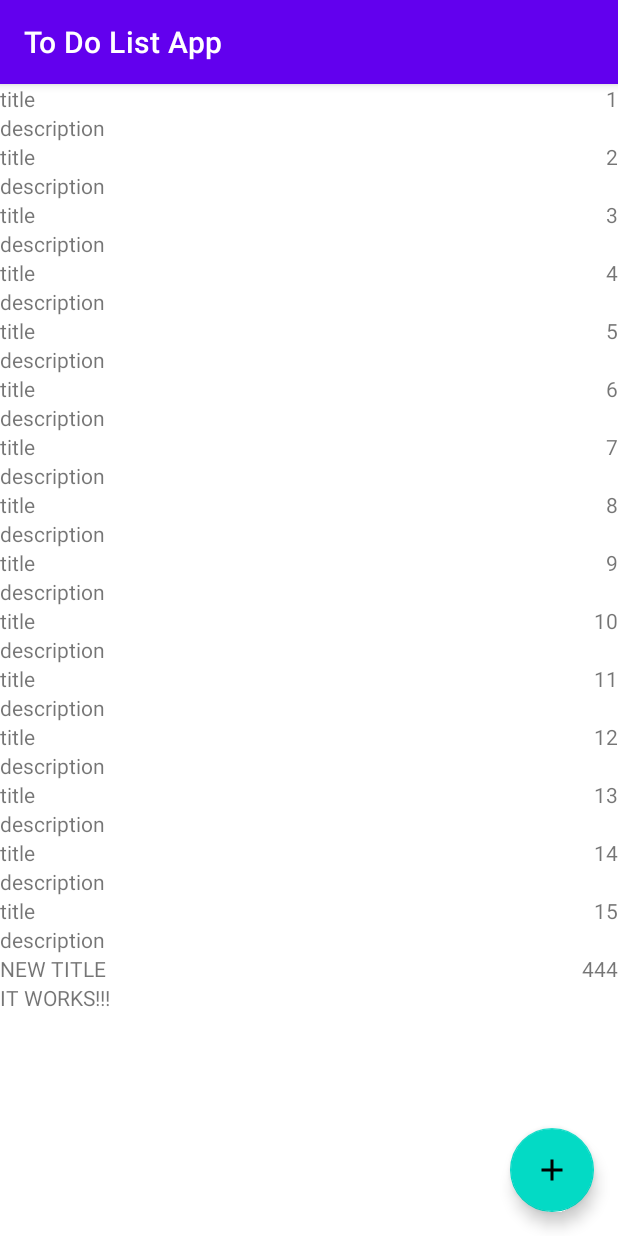
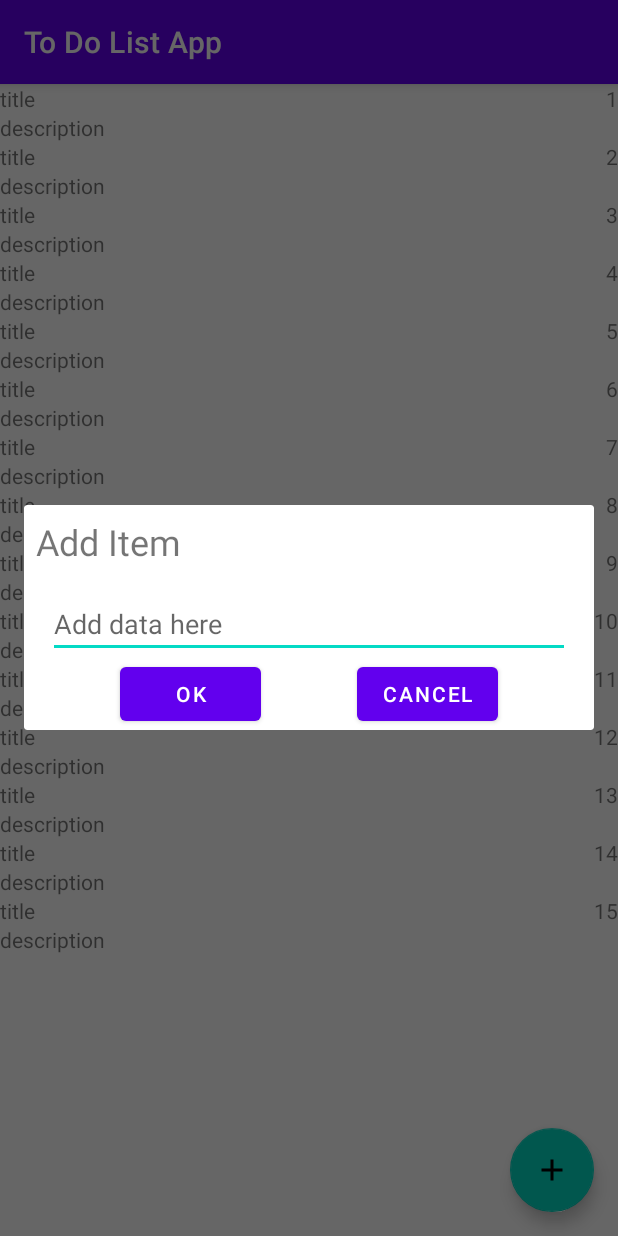
Before and after one commit to LitvyakovSerg/ToDoListApp, an Android app: the screen it shows after launch (MainActivity), after a tap on an icon or button, on a phone screen of 412 x 824 dp. Run offline under Robolectric (Android 15) with nearby library versions, the phone set to English and light mode, and no system bars.

Commit message:
Add custom dialog window and add data from dialog window to list

```diff
--- /dev/null
+++ b/app/src/main/java/com/example/android/todolistapp/CustomDialog.kt
@@ -0,0 +1,68 @@
+package com.example.android.todolistapp
+
+import android.app.Dialog
+import android.os.Bundle
+import android.view.Gravity
+import android.view.View
+import android.view.WindowManager
+import android.widget.Button
+import android.widget.EditText
+
+class CustomDialog(var activity: MainActivity) : Dialog(activity), View.OnClickListener {
+
+    var yes: Button? = null
+    var no: Button? = null
+    private lateinit var inputField : EditText
+
+    override fun onCreate(savedInstanceState: Bundle?) {
+        super.onCreate(savedInstanceState)
+        setContentView(R.layout.dialog_template)
+        inputField = findViewById(R.id.dialogInput)
+
+        initViews()
+        dialogSizeControl()
+    }
+
+    private fun initViews() {
+        yes = findViewById<Button>(R.id.dialogOkButton)
+        no = findViewById<Button>(R.id.dialogCancelButton)
+        yes?.setOnClickListener(this)
+        no?.setOnClickListener(this)
+    }
+
+    /**
+     * This need to control dialog window size
+     * */
+
+    private fun dialogSizeControl() {
+
+        val lp = WindowManager.LayoutParams()
+        lp.copyFrom(this.window?.attributes)
+        lp.width = WindowManager.LayoutParams.MATCH_PARENT
+        lp.height = WindowManager.LayoutParams.WRAP_CONTENT
+        lp.gravity = Gravity.CENTER
+        this.window?.attributes = lp
+    }
+
+    /**
+    * This function handles clicks
+    * */
+
+    override fun onClick(view: View) {
+        when (view.id) {
+            R.id.dialogOkButton -> {
+                okButtonClicker()
+            }
+            R.id.dialogCancelButton -> dismiss()
+            else -> {
+            }
+        }
+        dismiss()
+    }
+
+    private fun okButtonClicker() {
+        val inputResult = inputField.text
+        activity.addItem(inputResult.toString())
+        dismiss()
+    }
+}
--- a/app/src/main/java/com/example/android/todolistapp/MainActivity.kt
+++ b/app/src/main/java/com/example/android/todolistapp/MainActivity.kt
@@ -28,8 +28,8 @@ class MainActivity : AppCompatActivity() {
         fab = findViewById(R.id.main_fab)
 
         fab.setOnClickListener() {
-            adapter.addItem(ToDoItem("NEW TITLE", "IT WORKS!!!", 444))
-            Log.d("clicks", "fab works!!")
+            val dialog = CustomDialog(this)
+            dialog.show()
         }
 
         // this creates a vertical layout Manager
@@ -64,4 +64,9 @@ class MainActivity : AppCompatActivity() {
         recyclerview.adapter = adapter
         Log.d("lstag", "OnCreate been finished")
     }
+
+    fun addItem(toString: String) {
+        adapter.addItem(ToDoItem(toString, "IT WORKS!!!", 444))
+//            Log.d("clicks", "fab works!!")
+    }
 }
--- /dev/null
+++ b/app/src/main/res/layout/dialog_template.xml
@@ -0,0 +1,45 @@
+<?xml version="1.0" encoding="utf-8"?>
+<androidx.constraintlayout.widget.ConstraintLayout xmlns:android="http://schemas.android.com/apk/res/android"
+    android:layout_width="match_parent"
+    android:layout_height="wrap_content"
+    xmlns:app="http://schemas.android.com/apk/res-auto"
+    >
+
+    <TextView
+        android:id="@+id/dialogLabel"
+        android:text="Add Item"
+        android:layout_margin="8dp"
+        android:textSize="24sp"
+        android:layout_width="match_parent"
+        android:layout_height="wrap_content"
+        app:layout_constraintStart_toStartOf="parent"
+        app:layout_constraintEnd_toEndOf="parent"
+        app:layout_constraintTop_toTopOf="parent" />
+
+    <EditText
+        android:id="@+id/dialogInput"
+        android:hint="Add data here"
+        android:layout_margin="16dp"
+        android:layout_width="match_parent"
+        android:layout_height="wrap_content"
+        app:layout_constraintTop_toBottomOf="@id/dialogLabel"/>
+
+    <Button
+        android:id="@+id/dialogOkButton"
+        android:text="Ok"
+        android:layout_width="94dp"
+        android:layout_height="wrap_content"
+        app:layout_constraintTop_toBottomOf="@+id/dialogInput"
+        app:layout_constraintStart_toStartOf="parent"
+        app:layout_constraintEnd_toStartOf="@+id/dialogCancelButton" />
+
+    <Button
+        android:id="@+id/dialogCancelButton"
+        android:text="Cancel"
+        android:layout_width="94dp"
+        android:layout_height="wrap_content"
+        app:layout_constraintTop_toBottomOf="@+id/dialogInput"
+        app:layout_constraintStart_toEndOf="@id/dialogOkButton"
+        app:layout_constraintEnd_toEndOf="parent"/>
+
+</androidx.constraintlayout.widget.ConstraintLayout>
```
